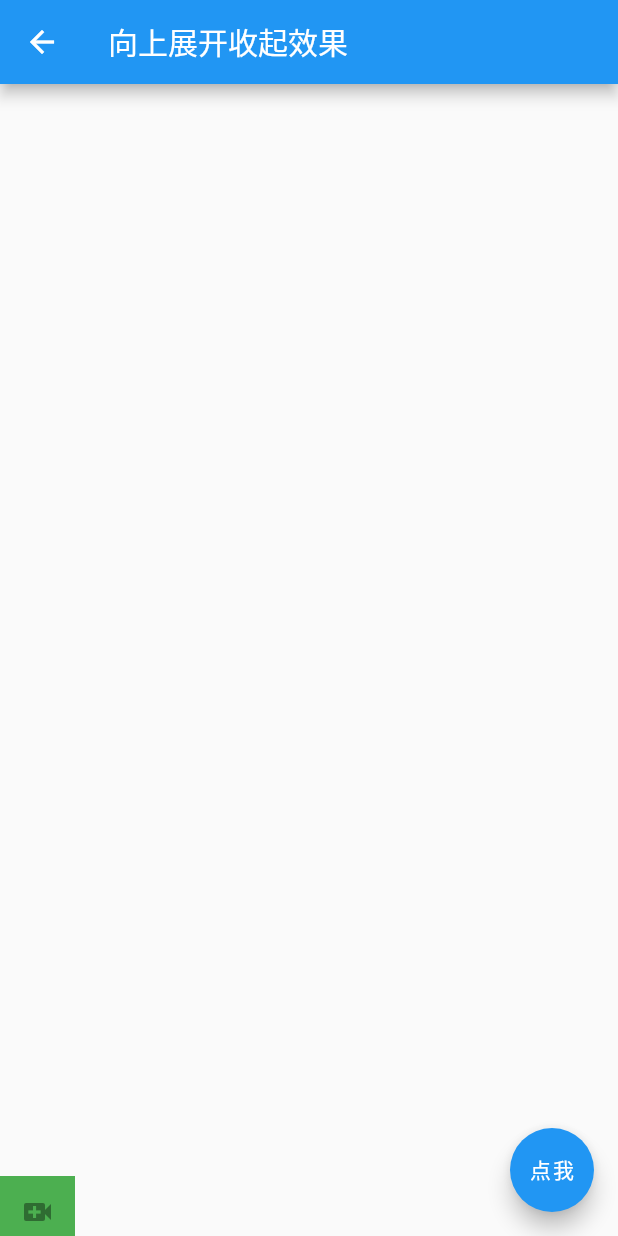
After one commit to Alan-GitHub/effect_demo, a Flutter app: the AnimatedContainerExample screen opened by its route, on a phone screen of 412 x 824 dp. The commit adds this screen. Run offline on Flutter 3.47's test engine with Material 2 defaults, Android fonts, the phone set to English and light mode, and no system bars.

Commit message:
向上展开收起效果

```diff
--- /dev/null
+++ b/lib/src/expand_collapse/expand_collapse_page.dart
@@ -0,0 +1,51 @@
+import 'package:flutter/material.dart';
+
+class AnimatedContainerExample extends StatefulWidget {
+  const AnimatedContainerExample({super.key});
+
+  @override
+  State<AnimatedContainerExample> createState() => _AnimatedContainerExampleState();
+}
+
+class _AnimatedContainerExampleState extends State<AnimatedContainerExample> with TickerProviderStateMixin {
+  double _size = 40;
+
+  @override
+  Widget build(BuildContext context) {
+    return Scaffold(
+      appBar: AppBar(
+        title: const Text('向上展开收起效果'),
+      ),
+      body: Column(
+        mainAxisAlignment: MainAxisAlignment.end,
+        children: [
+          AnimatedContainer(
+              width: 50,
+              height: _size,
+              color: Colors.green,
+              duration: const Duration(milliseconds: 80),
+              child: SingleChildScrollView(
+                physics: const NeverScrollableScrollPhysics(),
+                child: Column(
+                  children: const [
+                    IconButton(onPressed: null, icon: Icon(Icons.video_call)),
+                    IconButton(onPressed: null, icon: Icon(Icons.phone)),
+                    IconButton(onPressed: null, icon: Icon(Icons.mic)),
+                    IconButton(onPressed: null, icon: Icon(Icons.close)),
+                    IconButton(onPressed: null, icon: Icon(Icons.backpack)),
+                  ],
+                ),
+              ))
+        ],
+      ),
+      floatingActionButton: FloatingActionButton(
+        child: const Text("点我"),
+        onPressed: () {
+          setState(() {
+            _size = _size == 40 ? 250 : 40;
+          });
+        },
+      ),
+    );
+  }
+}
--- a/lib/src/home_page.dart
+++ b/lib/src/home_page.dart
@@ -25,6 +25,12 @@ class _HomePageState extends State<HomePage> {
                     Nav.pushName(RouteName.colorEffectPage);
                   },
                   child: const Text("颜色渐变特效"),
+                ),
+                TextButton(
+                  onPressed: () {
+                    Nav.pushName(RouteName.expandCollapsePage);
+                  },
+                  child: const Text("展开收起效果"),
                 )
               ],
             ),
--- a/lib/src/router/RouteTable.dart
+++ b/lib/src/router/RouteTable.dart
@@ -1,3 +1,4 @@
+import 'package:effect_demo/src/expand_collapse/expand_collapse_page.dart';
 import 'package:flutter/material.dart';
 import 'package:effect_demo/src/home_page.dart';
 
@@ -9,7 +10,7 @@ import '../color_effect/color_effect_page.dart';
 class RouteName {
   static const String root = '/';
   static const String colorEffectPage = 'colorEffectPage';
-
+  static const String expandCollapsePage = 'expandCollapsePage';
 }
 
 ///注册路由页面
@@ -22,6 +23,7 @@ class RouteTable {
     return {
       RouteName.root: (BuildContext context) => const HomePage(),
       RouteName.colorEffectPage: (BuildContext context) => const ColorEffectPage(),
+      RouteName.expandCollapsePage: (BuildContext context) =>  const AnimatedContainerExample(),
     };
   }
 
```
Also changed, not shown: lib/src/base/views/base_stateful_page.dart (added, +129 -0 lines), lib/src/base/views/base_stateless_page.dart (added, +72 -0 lines), lib/src/theme/navigation_style.dart (added, +32 -0 lines).
